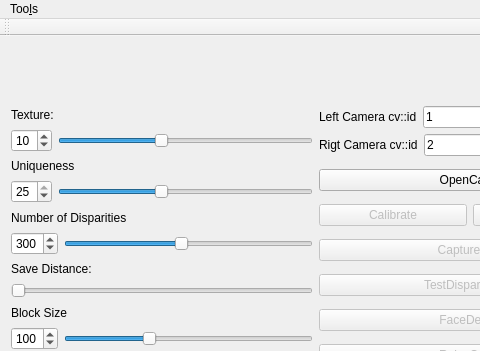
Before: the Qt Designer form visao-c/workspace/inmoov_qt/src/inmoov_qt.ui in xtarke/visao, drawn with Qt 5; both pictures show x 0 to 480 and y 0 to 351 of the 632 by 494 pixel window.
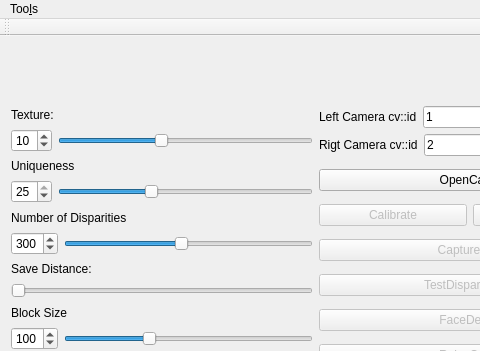
After: the same form once the commit is applied. Icons and pictures are not drawn.

Commit message: Added new remote control window

Patch:
```diff
--- a/visao-c/workspace/inmoov_qt/src/inmoov_qt.ui
+++ b/visao-c/workspace/inmoov_qt/src/inmoov_qt.ui
@@ -94,7 +94,7 @@
              <number>25</number>
             </property>
             <property name="value">
-             <number>10</number>
+             <number>9</number>
             </property>
             <property name="orientation">
              <enum>Qt::Horizontal</enum>
```
Left out of the diff: 5 changed lines with no effect on the pictures. The commit also changes 7 other files.
